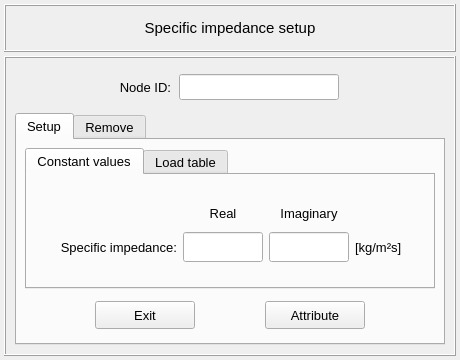
Qt form pulse/interface/data/ui_files/model/setup/acoustic/specific_impedance_input.ui (open-pulse/OpenPulse) before a commit.
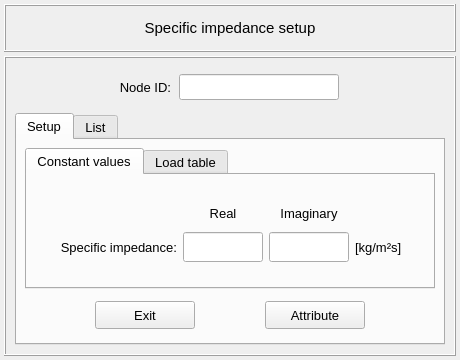
The same form after that commit.

```diff
--- a/pulse/interface/data/ui_files/model/setup/acoustic/specific_impedance_input.ui
+++ b/pulse/interface/data/ui_files/model/setup/acoustic/specific_impedance_input.ui
@@ -799,7 +799,7 @@
         </widget>
         <widget class="QWidget" name="tab_remove">
          <attribute name="title">
-          <string>Remove</string>
+          <string>List</string>
          </attribute>
          <layout class="QGridLayout" name="gridLayout_9">
           <property name="leftMargin">
```
